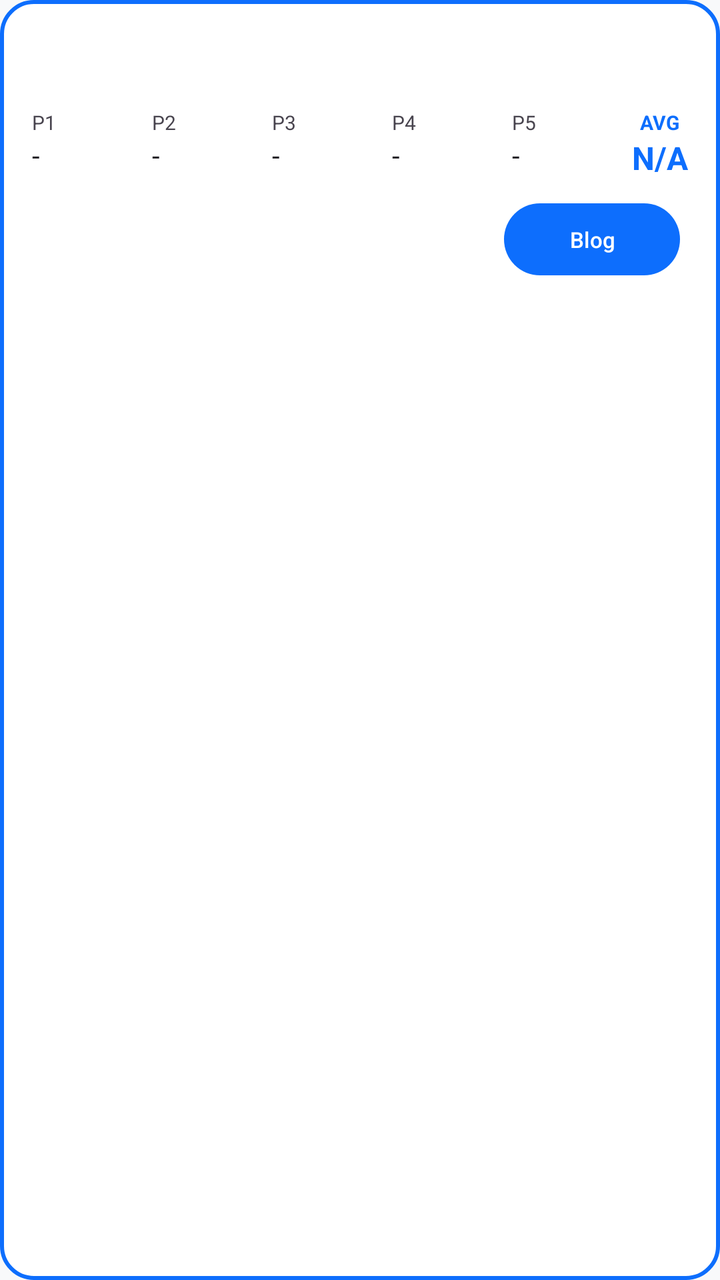
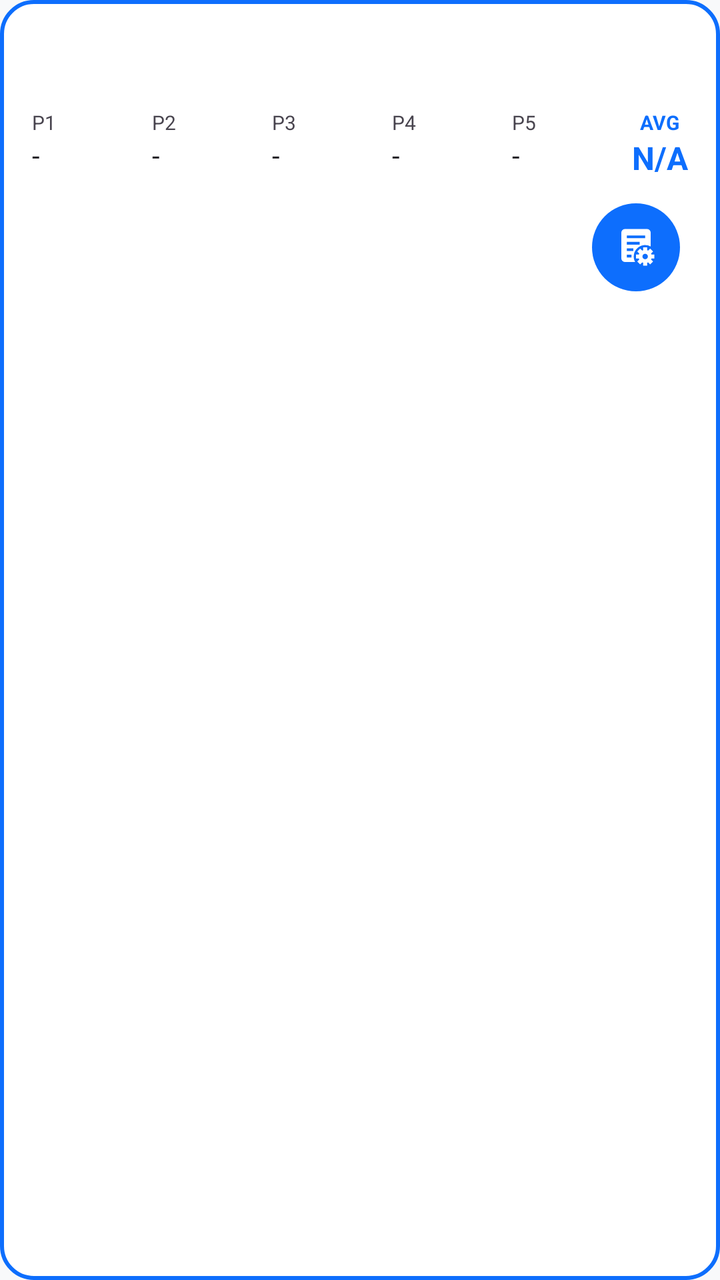

Screens rendered from an Android XML layout before and after an edit, with the pre-edit source and the edit as a unified diff.
<!-- AndroidManifest.xml: application theme Theme.MyApplication -->
<!-- res/layout/item_grade.xml -->
<?xml version="1.0" encoding="utf-8"?>
<LinearLayout xmlns:android="http://schemas.android.com/apk/res/android"
    xmlns:app="http://schemas.android.com/apk/res-auto"
    android:layout_width="match_parent"
    android:layout_height="wrap_content"
    android:orientation="vertical"
    android:padding="16dp"
    android:layout_marginBottom="10dp"
    android:layout_marginHorizontal="2dp"
    android:background="@drawable/bg_list_item">

    
    <TextView
        android:id="@+id/tvSubjectName"
        android:layout_width="match_parent"
        android:layout_height="wrap_content"
        android:textColor="?android:attr/textColorPrimary"
        android:textSize="18sp"
        android:textStyle="bold"
        android:layout_marginBottom="2dp"/>

    
    <LinearLayout
        android:layout_width="match_parent"
        android:layout_height="wrap_content"
        android:orientation="horizontal"
        android:gravity="center_vertical"
        android:layout_marginBottom="12dp">

        <TextView
            android:id="@+id/tvFacility"
            android:layout_width="wrap_content"
            android:layout_height="wrap_content"
            android:textColor="?attr/colorPrimary"
            android:textSize="12sp"
            android:textStyle="bold"
            android:visibility="gone"/>

        <TextView
            android:id="@+id/tvSection"
            android:layout_width="wrap_content"
            android:layout_height="wrap_content"
            android:layout_marginStart="8dp"
            android:textSize="11sp"
            android:textStyle="bold"
            android:paddingHorizontal="6dp"
            android:paddingVertical="1dp"
            android:background="@drawable/bg_badge_primary"
            android:textColor="@color/white"
            android:visibility="gone"/>
    </LinearLayout>

    
    <LinearLayout
        android:layout_width="match_parent"
        android:layout_height="wrap_content"
        android:orientation="horizontal"
        android:layout_marginBottom="12dp">

        <LinearLayout
            android:layout_width="0dp"
            android:layout_height="wrap_content"
            android:layout_weight="1"
            android:orientation="vertical">
            <TextView android:layout_width="wrap_content" android:layout_height="wrap_content" android:text="P1" android:textSize="10sp" android:textColor="?android:attr/textColorSecondary"/>
            <TextView android:id="@+id/tvP1" android:layout_width="wrap_content" android:layout_height="wrap_content" android:text="-" android:textSize="14sp" android:textColor="?android:attr/textColorPrimary"/>
        </LinearLayout>

        <LinearLayout
            android:layout_width="0dp"
            android:layout_height="wrap_content"
            android:layout_weight="1"
            android:orientation="vertical">
            <TextView android:layout_width="wrap_content" android:layout_height="wrap_content" android:text="P2" android:textSize="10sp" android:textColor="?android:attr/textColorSecondary"/>
            <TextView android:id="@+id/tvP2" android:layout_width="wrap_content" android:layout_height="wrap_content" android:text="-" android:textSize="14sp" android:textColor="?android:attr/textColorPrimary"/>
        </LinearLayout>

        <LinearLayout
            android:layout_width="0dp"
            android:layout_height="wrap_content"
            android:layout_weight="1"
            android:orientation="vertical">
            <TextView android:layout_width="wrap_content" android:layout_height="wrap_content" android:text="P3" android:textSize="10sp" android:textColor="?android:attr/textColorSecondary"/>
            <TextView android:id="@+id/tvP3" android:layout_width="wrap_content" android:layout_height="wrap_content" android:text="-" android:textSize="14sp" android:textColor="?android:attr/textColorPrimary"/>
        </LinearLayout>

        <LinearLayout
            android:layout_width="0dp"
            android:layout_height="wrap_content"
            android:layout_weight="1"
            android:orientation="vertical">
            <TextView android:layout_width="wrap_content" android:layout_height="wrap_content" android:text="P4" android:textSize="10sp" android:textColor="?android:attr/textColorSecondary"/>
            <TextView android:id="@+id/tvP4" android:layout_width="wrap_content" android:layout_height="wrap_content" android:text="-" android:textSize="14sp" android:textColor="?android:attr/textColorPrimary"/>
        </LinearLayout>

        <LinearLayout
            android:layout_width="0dp"
            android:layout_height="wrap_content"
            android:layout_weight="1"
            android:orientation="vertical">
            <TextView android:layout_width="wrap_content" android:layout_height="wrap_content" android:text="P5" android:textSize="10sp" android:textColor="?android:attr/textColorSecondary"/>
            <TextView android:id="@+id/tvP5" android:layout_width="wrap_content" android:layout_height="wrap_content" android:text="-" android:textSize="14sp" android:textColor="?android:attr/textColorPrimary"/>
        </LinearLayout>

        <LinearLayout
            android:layout_width="wrap_content"
            android:layout_height="wrap_content"
            android:orientation="vertical"
            android:gravity="center">
            <TextView android:layout_width="wrap_content" android:layout_height="wrap_content" android:text="AVG" android:textSize="10sp" android:textStyle="bold" android:textColor="?attr/colorPrimary"/>
            <TextView android:id="@+id/tvAverage" android:layout_width="wrap_content" android:layout_height="wrap_content" android:text="N/A" android:textSize="16sp" android:textStyle="bold" android:textColor="?attr/colorPrimary"/>
        </LinearLayout>

    </LinearLayout>

    
    <LinearLayout
        android:id="@+id/layoutButtons"
        android:layout_width="wrap_content"
        android:layout_height="wrap_content"
        android:layout_gravity="end"
        android:gravity="center_vertical"
        android:orientation="horizontal">

        <com.google.android.material.button.MaterialButton
            android:id="@+id/btnProfile"
            style="@style/Widget.Material3.Button.TonalButton"
            android:layout_width="wrap_content"
            android:layout_height="36dp"
            android:paddingHorizontal="12dp"
            android:text="Perfil"
            android:textSize="11sp"
            android:textAllCaps="false"
            app:cornerRadius="18dp"
            android:insetTop="0dp"
            android:insetBottom="0dp"
            app:backgroundTint="?attr/colorPrimary"
            android:textColor="@color/white"
            android:layout_marginEnd="4dp"
            android:visibility="gone"/>

        <com.google.android.material.button.MaterialButton
            android:id="@+id/btnEditGrades"
            style="@style/Widget.Material3.Button.TonalButton"
            android:layout_width="wrap_content"
            android:layout_height="36dp"
            android:paddingHorizontal="12dp"
            android:text="Notas"
            android:textSize="11sp"
            android:textAllCaps="false"
            app:cornerRadius="18dp"
            android:insetTop="0dp"
            android:insetBottom="0dp"
            app:backgroundTint="@color/bs_success"
            android:textColor="@color/white"
            android:layout_marginEnd="4dp"
            android:visibility="gone"/>

        <com.google.android.material.button.MaterialButton
            android:id="@+id/btnGoToBlog"
            style="@style/Widget.Material3.Button.TonalButton"
            android:layout_width="wrap_content"
            android:layout_height="36dp"
            android:paddingHorizontal="12dp"
            android:text="Blog"
            android:textSize="11sp"
            android:textAllCaps="false"
            app:cornerRadius="18dp"
            android:insetTop="0dp"
            android:insetBottom="0dp"
            app:backgroundTint="?attr/colorPrimary"
            android:textColor="@color/white"
            android:layout_marginEnd="4dp"/>

        <com.google.android.material.button.MaterialButton
            android:id="@+id/btnDeleteEnrollment"
            style="@style/Widget.Material3.Button.TonalButton"
            android:layout_width="36dp"
            android:layout_height="36dp"
            android:minHeight="0dp"
            android:padding="0dp"
            android:insetTop="0dp"
            android:insetBottom="0dp"
            android:insetLeft="0dp"
            android:insetRight="0dp"
            app:cornerRadius="18dp"
            app:icon="@drawable/ic_delete"
            app:iconGravity="textStart"
            app:iconPadding="0dp"
            app:iconSize="18dp"
            app:backgroundTint="@color/bs_danger"
            app:iconTint="@color/white"
            android:layout_marginStart="4dp"
            android:contentDescription="Desinscribir"
            android:visibility="gone"/>

    </LinearLayout>

</LinearLayout>
<!-- resources referenced by this layout -->
<resources>
  <color name="bs_danger">#dc3545</color>
  <color name="bs_success">#198754</color>
  <color name="white">#FFFFFFFF</color>
  <!-- drawable bg_badge_primary (drawable) -->
  <?xml version="1.0" encoding="utf-8"?>
  <shape xmlns:android="http://schemas.android.com/apk/res/android">
      <solid android:color="?attr/colorPrimary" />
      <corners android:radius="10dp" />
  </shape>
  <!-- drawable bg_list_item (drawable) -->
  <?xml version="1.0" encoding="utf-8"?>
  <shape xmlns:android="http://schemas.android.com/apk/res/android">
      <solid android:color="?attr/colorSurface" />
      <stroke
          android:width="2dp"
          android:color="?attr/colorPrimary" />
      <corners android:radius="16dp" />
  </shape>
  <!-- drawable ic_delete (drawable) -->
  <vector xmlns:android="http://schemas.android.com/apk/res/android"
      android:width="24dp"
      android:height="24dp"
      android:viewportWidth="24"
      android:viewportHeight="24">
      <path
          android:fillColor="#000000"
          android:pathData="M6,19c0,1.1 0.9,2 2,2h8c1.1,0 2,-0.9 2,-2V7H6v12zM19,4h-3.5l-1,-1h-5l-1,1H5v2h14V4z" />
  </vector>
  <style name="Theme.MyApplication" parent="Base.Theme.MyApplication" />
  <color name="accent_blue">#0d6efd</color>
  <color name="bs_secondary">#6c757d</color>
  <color name="bs_dark">#212529</color>
  <color name="bs_light">#f8f9fa</color>
  <color name="surface_light">#FFFFFF</color>
  <style name="Theme.MyApplication.Dialog" parent="ThemeOverlay.Material3.MaterialAlertDialog">
          <item name="shapeAppearanceOverlay">@style/ShapeAppearance.MyApplication.Dialog</item>
      </style>
  <style name="ShapeAppearance.MyApplication.Dialog" parent="ShapeAppearance.Material3.LargeComponent">
          <item name="cornerSize">20dp</item>
      </style>
  <!-- unchanged entries left out for length: 2 -->
</resources>

<!-- the commit's change to res/layout/item_grade.xml (unified diff, before → after) -->
@@ -142,54 +142,67 @@
         <com.google.android.material.button.MaterialButton
             android:id="@+id/btnEditGrades"
             style="@style/Widget.Material3.Button.TonalButton"
-            android:layout_width="wrap_content"
-            android:layout_height="36dp"
-            android:paddingHorizontal="12dp"
-            android:text="Notas"
-            android:textSize="11sp"
-            android:textAllCaps="false"
-            app:cornerRadius="18dp"
-            android:insetTop="0dp"
-            android:insetBottom="0dp"
-            app:backgroundTint="@color/bs_success"
-            android:textColor="@color/white"
-            android:layout_marginEnd="4dp"
-            android:visibility="gone"/>
-
-        <com.google.android.material.button.MaterialButton
-            android:id="@+id/btnGoToBlog"
-            style="@style/Widget.Material3.Button.TonalButton"
-            android:layout_width="wrap_content"
-            android:layout_height="36dp"
-            android:paddingHorizontal="12dp"
-            android:text="Blog"
-            android:textSize="11sp"
-            android:textAllCaps="false"
-            app:cornerRadius="18dp"
-            android:insetTop="0dp"
-            android:insetBottom="0dp"
-            app:backgroundTint="?attr/colorPrimary"
-            android:textColor="@color/white"
-            android:layout_marginEnd="4dp"/>
-
-        <com.google.android.material.button.MaterialButton
-            android:id="@+id/btnDeleteEnrollment"
-            style="@style/Widget.Material3.Button.TonalButton"
-            android:layout_width="36dp"
-            android:layout_height="36dp"
+            android:layout_width="44dp"
+            android:layout_height="44dp"
+            android:minWidth="0dp"
             android:minHeight="0dp"
             android:padding="0dp"
             android:insetTop="0dp"
             android:insetBottom="0dp"
             android:insetLeft="0dp"
             android:insetRight="0dp"
-            app:cornerRadius="18dp"
+            app:cornerRadius="22dp"
+            app:icon="@drawable/ic_grade"
+            app:iconGravity="textStart"
+            app:iconPadding="0dp"
+            app:iconSize="22dp"
+            app:iconTint="@color/white"
+            app:backgroundTint="@color/bs_success"
+            android:layout_marginEnd="4dp"
+            android:visibility="gone"
+            android:contentDescription="Notas"/>
+
+        <com.google.android.material.button.MaterialButton
+            android:id="@+id/btnGoToBlog"
+            style="@style/Widget.Material3.Button.TonalButton"
+            android:layout_width="44dp"
+            android:layout_height="44dp"
+            android:minWidth="0dp"
+            android:minHeight="0dp"
+            android:padding="0dp"
+            android:insetTop="0dp"
+            android:insetBottom="0dp"
+            android:insetLeft="0dp"
+            android:insetRight="0dp"
+            app:cornerRadius="22dp"
+            app:icon="@drawable/ic_manage"
+            app:iconGravity="textStart"
+            app:iconPadding="0dp"
+            app:iconSize="22dp"
+            app:iconTint="@color/white"
+            app:backgroundTint="?attr/colorPrimary"
+            android:layout_marginEnd="4dp"
+            android:contentDescription="Gestionar"/>
+
+        <com.google.android.material.button.MaterialButton
+            android:id="@+id/btnDeleteEnrollment"
+            style="@style/Widget.Material3.Button.TonalButton"
+            android:layout_width="44dp"
+            android:layout_height="44dp"
+            android:minWidth="0dp"
+            android:minHeight="0dp"
+            android:padding="0dp"
+            android:insetTop="0dp"
+            android:insetBottom="0dp"
+            android:insetLeft="0dp"
+            android:insetRight="0dp"
+            app:cornerRadius="22dp"
             app:icon="@drawable/ic_delete"
             app:iconGravity="textStart"
             app:iconPadding="0dp"
-            app:iconSize="18dp"
+            app:iconSize="22dp"
+            app:iconTint="@color/white"
             app:backgroundTint="@color/bs_danger"
-            app:iconTint="@color/white"
             android:layout_marginStart="4dp"
             android:contentDescription="Desinscribir"
             android:visibility="gone"/>
<!-- resource entries referenced after the edit -->
@@ -28,6 +28,57 @@
           android:fillColor="#000000"
           android:pathData="M6,19c0,1.1 0.9,2 2,2h8c1.1,0 2,-0.9 2,-2V7H6v12zM19,4h-3.5l-1,-1h-5l-1,1H5v2h14V4z" />
   </vector>
+  <!-- drawable ic_grade (drawable) -->
+  <vector xmlns:android="http://schemas.android.com/apk/res/android"
+      android:width="24dp"
+      android:height="24dp"
+      android:viewportWidth="24"
+      android:viewportHeight="24">
+  
+      
+      <path
+          android:fillColor="#FFFFFF"
+          android:fillType="evenOdd"
+          android:pathData="M7,2h10a2,2 0 0 1 2,2v16a2,2 0 0 1 -2,2H7a2,2 0 0 1 -2,-2V4a2,2 0 0 1 2,-2z
+                            M12,4.6L12.62,6.35L14.47,6.4L13,7.52L13.53,9.3L12,8.25L10.47,9.3L11,7.52L9.53,6.4L11.38,6.35z
+                            M8,12h5v1.5H8z
+                            M14.5,12H16v1.5h-1.5z
+                            M8,15h5v1.5H8z
+                            M14.5,15H16v1.5h-1.5z
+                            M8,18h5v1.5H8z
+                            M14.5,18H16v1.5h-1.5z"/>
+  </vector>
+  <!-- drawable ic_manage (drawable) -->
+  <vector xmlns:android="http://schemas.android.com/apk/res/android"
+      android:width="24dp"
+      android:height="24dp"
+      android:viewportWidth="24"
+      android:viewportHeight="24">
+  
+      
+      <path
+          android:fillColor="#FFFFFF"
+          android:fillType="evenOdd"
+          android:pathData="M6,2h12a2,2 0 0 1 2,2v7.52A6.25,6.25 0 0 0 11.52,20H6a2,2 0 0 1 -2,-2V4a2,2 0 0 1 2,-2z
+                            M7,5.5h10v1.5H7z
+                            M7,9h7v1.5H7z
+                            M7,12.5h3.5v1.5H7z
+                            M7,16h2.5v1.5H7z"/>
+  
+      
+      <path
+          android:fillColor="#FFFFFF"
+          android:pathData="M17,13.4a3.6,3.6 0 1,1 0,7.2a3.6,3.6 0 1,1 0,-7.2z
+                            M17,15.5a1.5,1.5 0 1,0 0,3a1.5,1.5 0 1,0 0,-3z
+                            M15.9,12h2.2v2h-2.2z
+                            M15.9,20h2.2v2h-2.2z
+                            M12,15.9h2v2.2h-2z
+                            M20,15.9h2v2.2h-2z
+                            M19.9,18.34L21.31,19.76L19.76,21.31L18.34,19.9z
+                            M15.66,19.9L14.24,21.31L12.69,19.76L14.1,18.34z
+                            M14.1,15.66L12.69,14.24L14.24,12.69L15.66,14.1z
+                            M18.34,14.1L19.76,12.69L21.31,14.24L19.9,15.66z"/>
+  </vector>
   <style name="Theme.MyApplication" parent="Base.Theme.MyApplication" />
   <color name="accent_blue">#0d6efd</color>
   <color name="bs_secondary">#6c757d</color>
